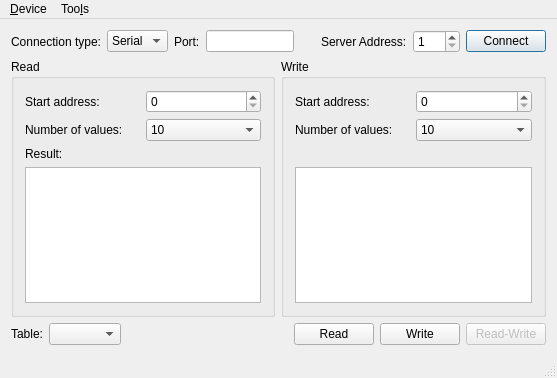
RinatB2017/mega_GIT, file Qt/my_programm/MODBUS/serialbus/modbus/master/src/ui/mainwindow.ui: the form before one commit.
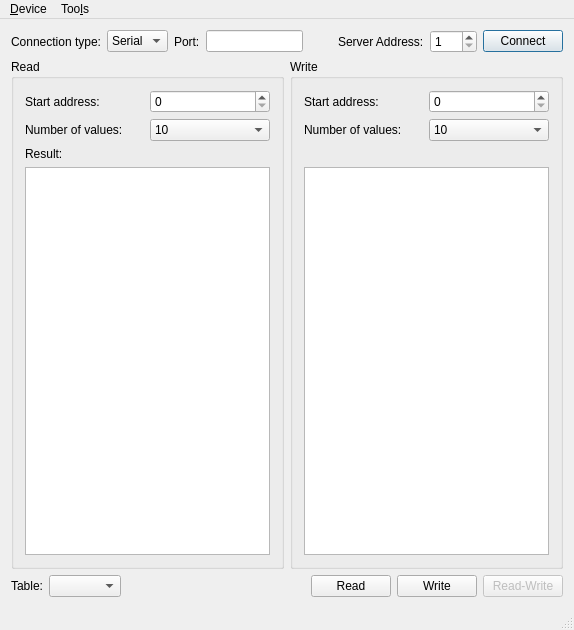
The form after the commit. Icons and pictures are not drawn.

The edit to the form file:
```diff
--- a/Qt/my_programm/MODBUS/serialbus/modbus/master/src/ui/mainwindow.ui
+++ b/Qt/my_programm/MODBUS/serialbus/modbus/master/src/ui/mainwindow.ui
@@ -6,8 +6,8 @@
    <rect>
     <x>0</x>
     <y>0</y>
-    <width>557</width>
-    <height>378</height>
+    <width>574</width>
+    <height>630</height>
    </rect>
   </property>
   <property name="maximumSize">
@@ -437,8 +437,8 @@
     <rect>
      <x>0</x>
      <y>0</y>
-     <width>557</width>
-     <height>29</height>
+     <width>574</width>
+     <height>24</height>
     </rect>
    </property>
    <widget class="QMenu" name="menuDevice">
```
